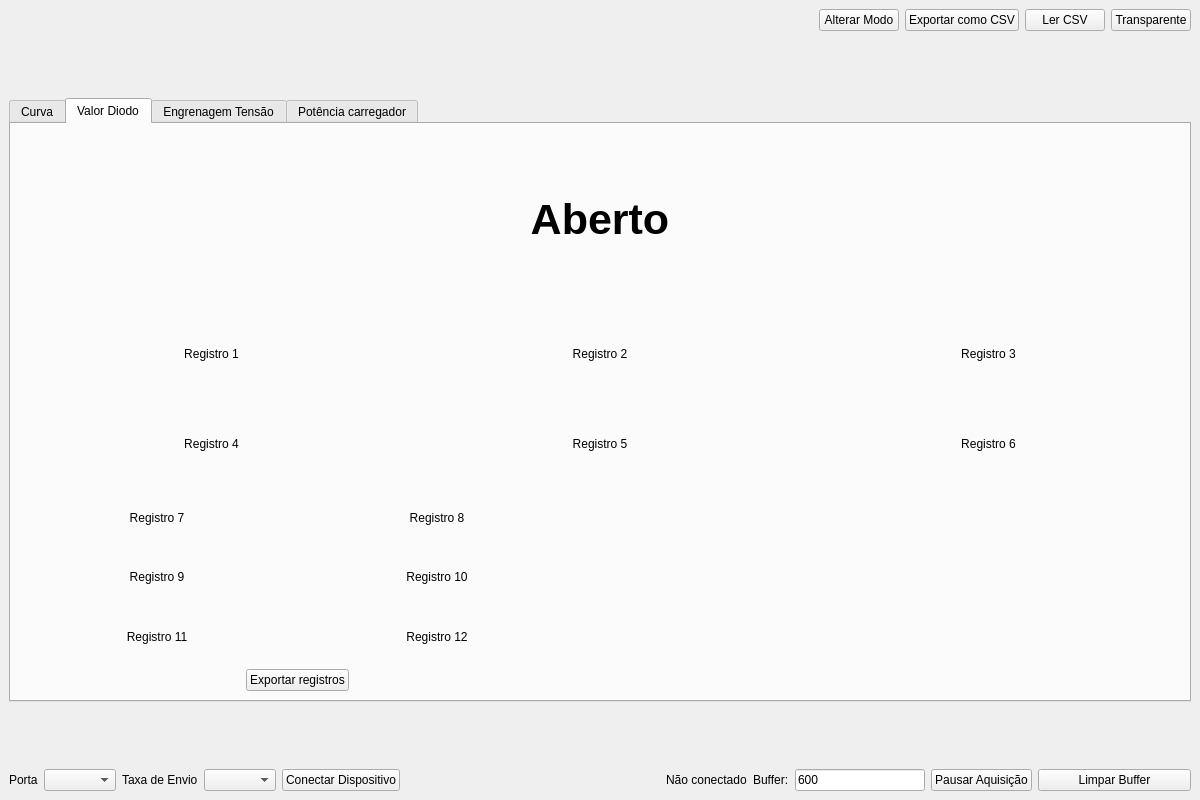
This is ui/MainWindow.ui in lexcibien/OpenJTX-A9 as Qt 5 draws it before an edit. The edited form follows.
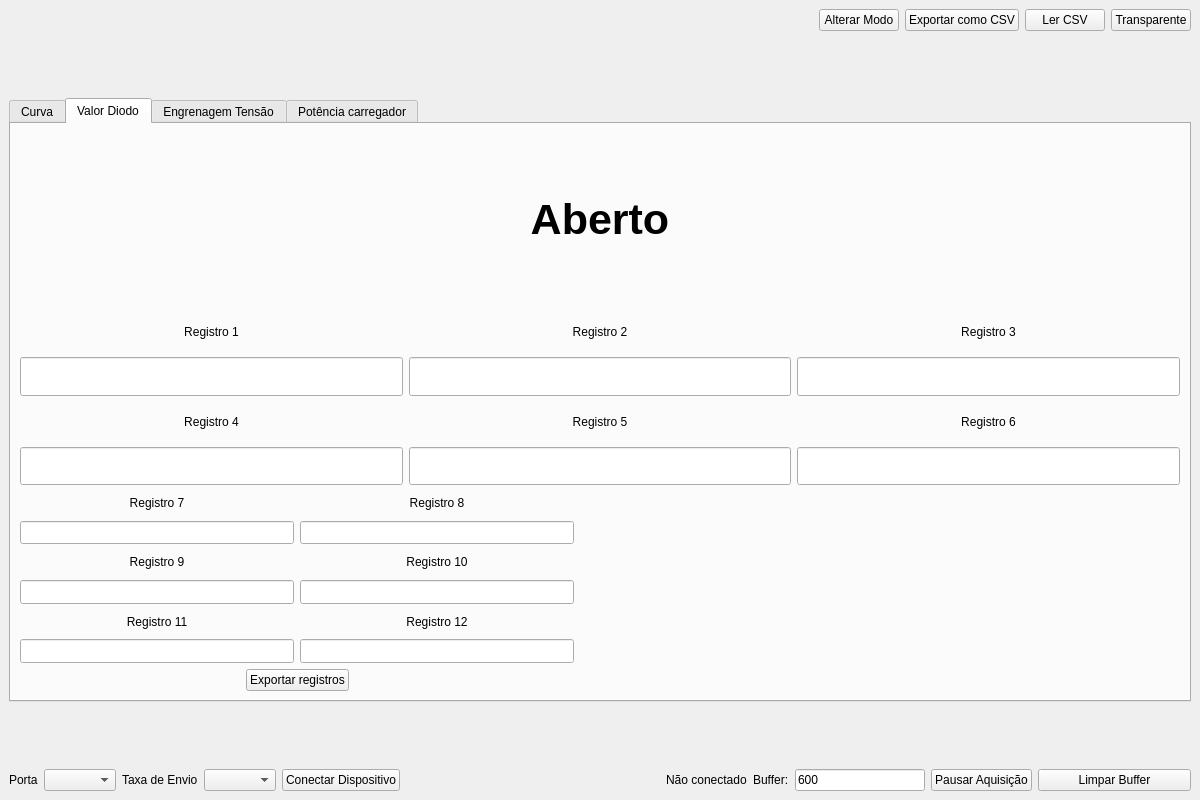
This is the edited form. The open tabs and pages were chosen to show the change.

Commit message: use line edit instead

```diff
--- a/ui/MainWindow.ui
+++ b/ui/MainWindow.ui
@@ -170,6 +170,8 @@
               <item>
                <layout class="QHBoxLayout" name="horizontalLayout_11">
                 <item>
+                 <layout class="QVBoxLayout" name="verticalLayout_10">
+                  <item>
                  <widget class="QLabel" name="label_9">
                   <property name="text">
                    <string>Registro 1</string>
@@ -180,6 +182,23 @@
                  </widget>
                 </item>
                 <item>
+                   <widget class="QLineEdit" name="reg1Display">
+                    <property name="sizePolicy">
+                     <sizepolicy hsizetype="Minimum" vsizetype="Preferred">
+                      <horstretch>0</horstretch>
+                      <verstretch>0</verstretch>
+                     </sizepolicy>
+                    </property>
+                    <property name="alignment">
+                     <set>Qt::AlignmentFlag::AlignCenter</set>
+                    </property>
+                   </widget>
+                  </item>
+                 </layout>
+                </item>
+                <item>
+                 <layout class="QVBoxLayout" name="verticalLayout_11">
+                  <item>
                  <widget class="QLabel" name="label_11">
                   <property name="text">
                    <string>Registro 2</string>
@@ -190,6 +209,23 @@
                  </widget>
                 </item>
                 <item>
+                   <widget class="QLineEdit" name="reg2Display">
+                    <property name="sizePolicy">
+                     <sizepolicy hsizetype="Minimum" vsizetype="Preferred">
+                      <horstretch>0</horstretch>
+                      <verstretch>0</verstretch>
+                     </sizepolicy>
+                    </property>
+                    <property name="alignment">
+                     <set>Qt::AlignmentFlag::AlignCenter</set>
+                    </property>
+                   </widget>
+                  </item>
+                 </layout>
+                </item>
+                <item>
+                 <layout class="QVBoxLayout" name="verticalLayout_12">
+                  <item>
                  <widget class="QLabel" name="label_10">
                   <property name="text">
                    <string>Registro 3</string>
@@ -199,11 +235,28 @@
                   </property>
                  </widget>
                 </item>
+                  <item>
+                   <widget class="QLineEdit" name="reg3Display">
+                    <property name="sizePolicy">
+                     <sizepolicy hsizetype="Minimum" vsizetype="Preferred">
+                      <horstretch>0</horstretch>
+                      <verstretch>0</verstretch>
+                     </sizepolicy>
+                    </property>
+                    <property name="alignment">
+                     <set>Qt::AlignmentFlag::AlignCenter</set>
+                    </property>
+                   </widget>
+                  </item>
+                 </layout>
+                </item>
                </layout>
               </item>
               <item>
                <layout class="QHBoxLayout" name="horizontalLayout_10">
                 <item>
+                 <layout class="QVBoxLayout" name="verticalLayout_13">
+                  <item>
                  <widget class="QLabel" name="label_6">
                   <property name="text">
                    <string>Registro 4</string>
@@ -214,6 +267,23 @@
                  </widget>
                 </item>
                 <item>
+                   <widget class="QLineEdit" name="reg4Display">
+                    <property name="sizePolicy">
+                     <sizepolicy hsizetype="Minimum" vsizetype="Preferred">
+                      <horstretch>0</horstretch>
+                      <verstretch>0</verstretch>
+                     </sizepolicy>
+                    </property>
+                    <property name="alignment">
+                     <set>Qt::AlignmentFlag::AlignCenter</set>
+                    </property>
+                   </widget>
+                  </item>
+                 </layout>
+                </item>
+                <item>
+                 <layout class="QVBoxLayout" name="verticalLayout_14">
+                  <item>
                  <widget class="QLabel" name="label_7">
                   <property name="text">
                    <string>Registro 5</string>
@@ -224,6 +294,23 @@
                  </widget>
                 </item>
                 <item>
+                   <widget class="QLineEdit" name="reg5Display">
+                    <property name="sizePolicy">
+                     <sizepolicy hsizetype="Minimum" vsizetype="Preferred">
+                      <horstretch>0</horstretch>
+                      <verstretch>0</verstretch>
+                     </sizepolicy>
+                    </property>
+                    <property name="alignment">
+                     <set>Qt::AlignmentFlag::AlignCenter</set>
+                    </property>
+                   </widget>
+                  </item>
+                 </layout>
+                </item>
+                <item>
+                 <layout class="QVBoxLayout" name="verticalLayout_15">
+                  <item>
                  <widget class="QLabel" name="label_8">
                   <property name="text">
                    <string>Registro 6</string>
@@ -233,6 +320,21 @@
                   </property>
                  </widget>
                 </item>
+                  <item>
+                   <widget class="QLineEdit" name="reg6Display">
+                    <property name="sizePolicy">
+                     <sizepolicy hsizetype="Minimum" vsizetype="Preferred">
+                      <horstretch>0</horstretch>
+                      <verstretch>0</verstretch>
+                     </sizepolicy>
+                    </property>
+                    <property name="alignment">
+                     <set>Qt::AlignmentFlag::AlignCenter</set>
+                    </property>
+                   </widget>
+                  </item>
+                 </layout>
+                </item>
                </layout>
               </item>
              </layout>
@@ -255,6 +357,19 @@
                       </property>
                      </widget>
                     </item>
+                    <item>
+                     <widget class="QLineEdit" name="reg7Display">
+                      <property name="sizePolicy">
+                       <sizepolicy hsizetype="Minimum" vsizetype="Preferred">
+                        <horstretch>0</horstretch>
+                        <verstretch>0</verstretch>
+                       </sizepolicy>
+                      </property>
+                      <property name="alignment">
+                       <set>Qt::AlignmentFlag::AlignCenter</set>
+                      </property>
+                     </widget>
+                    </item>
                     <item>
                      <widget class="QLabel" name="label_13">
                       <property name="text">
@@ -265,6 +380,19 @@
                       </property>
                      </widget>
                     </item>
+                    <item>
+                     <widget class="QLineEdit" name="reg9Display">
+                      <property name="sizePolicy">
+                       <sizepolicy hsizetype="Minimum" vsizetype="Preferred">
+                        <horstretch>0</horstretch>
+                        <verstretch>0</verstretch>
+                       </sizepolicy>
+                      </property>
+                      <property name="alignment">
+                       <set>Qt::AlignmentFlag::AlignCenter</set>
+                      </property>
+                     </widget>
+                    </item>
                     <item>
                      <widget class="QLabel" name="label_14">
                       <property name="text">
@@ -275,6 +403,19 @@
                       </property>
                      </widget>
                     </item>
+                    <item>
+                     <widget class="QLineEdit" name="reg11Display">
+                      <property name="sizePolicy">
+                       <sizepolicy hsizetype="Minimum" vsizetype="Preferred">
+                        <horstretch>0</horstretch>
+                        <verstretch>0</verstretch>
+                       </sizepolicy>
+                      </property>
+                      <property name="alignment">
+                       <set>Qt::AlignmentFlag::AlignCenter</set>
+                      </property>
+                     </widget>
+                    </item>
                    </layout>
                   </item>
                   <item>
@@ -289,6 +430,19 @@
                       </property>
                      </widget>
                     </item>
+                    <item>
+                     <widget class="QLineEdit" name="reg8Display">
+                      <property name="sizePolicy">
+                       <sizepolicy hsizetype="Minimum" vsizetype="Preferred">
+                        <horstretch>0</horstretch>
+                        <verstretch>0</verstretch>
+                       </sizepolicy>
+                      </property>
+                      <property name="alignment">
+                       <set>Qt::AlignmentFlag::AlignCenter</set>
+                      </property>
+                     </widget>
+                    </item>
                     <item>
                      <widget class="QLabel" name="label_17">
                       <property name="text">
@@ -299,6 +453,19 @@
                       </property>
                      </widget>
                     </item>
+                    <item>
+                     <widget class="QLineEdit" name="reg10Display">
+                      <property name="sizePolicy">
+                       <sizepolicy hsizetype="Minimum" vsizetype="Preferred">
+                        <horstretch>0</horstretch>
+                        <verstretch>0</verstretch>
+                       </sizepolicy>
+                      </property>
+                      <property name="alignment">
+                       <set>Qt::AlignmentFlag::AlignCenter</set>
+                      </property>
+                     </widget>
+                    </item>
                     <item>
                      <widget class="QLabel" name="label_16">
                       <property name="text">
@@ -309,6 +476,19 @@
                       </property>
                      </widget>
                     </item>
+                    <item>
+                     <widget class="QLineEdit" name="reg12Display">
+                      <property name="sizePolicy">
+                       <sizepolicy hsizetype="Minimum" vsizetype="Preferred">
+                        <horstretch>0</horstretch>
+                        <verstretch>0</verstretch>
+                       </sizepolicy>
+                      </property>
+                      <property name="alignment">
+                       <set>Qt::AlignmentFlag::AlignCenter</set>
+                      </property>
+                     </widget>
+                    </item>
                    </layout>
                   </item>
                  </layout>
```
Left out of the diff: 104 changed lines with no effect on the pictures. Lines whose indentation alone changed are shown as unchanged.
